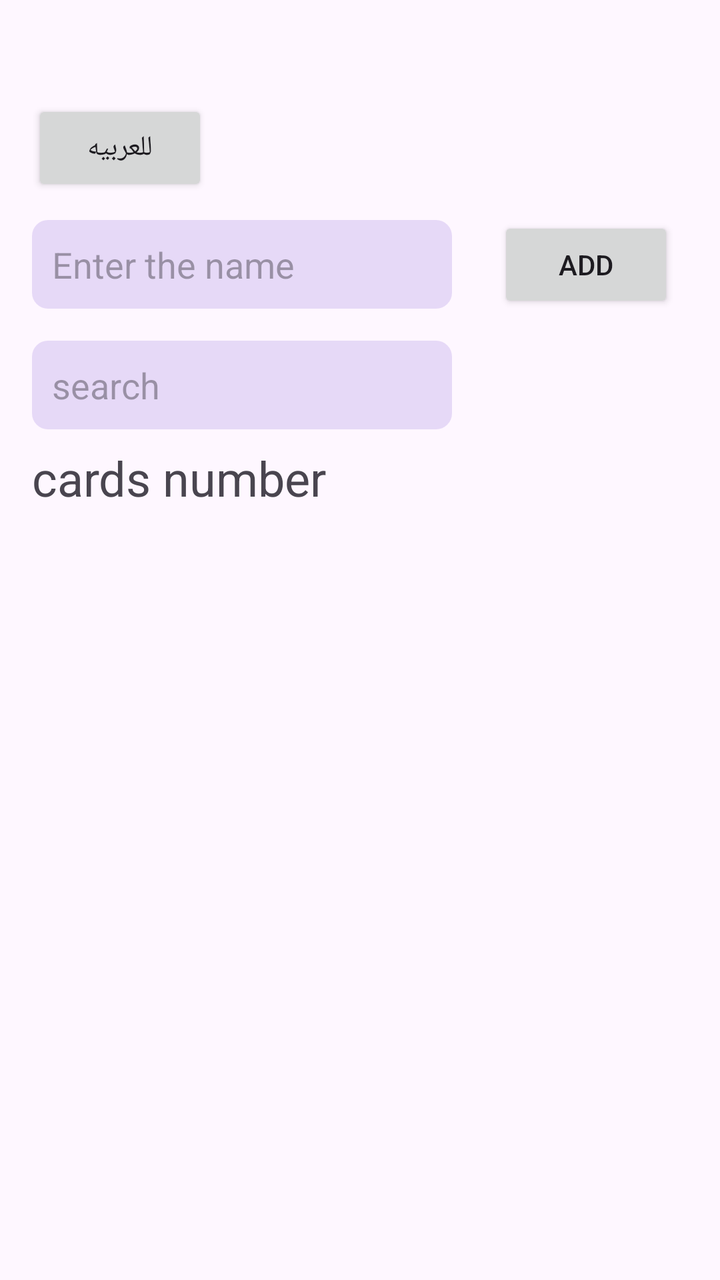
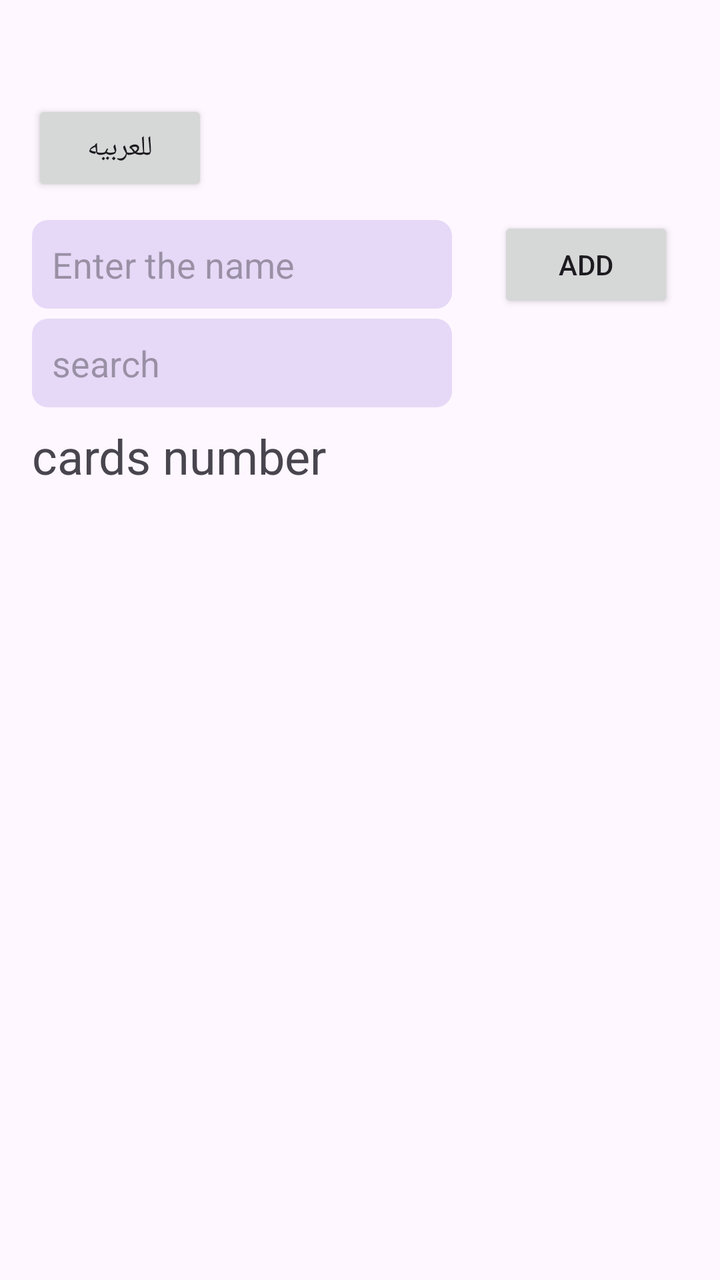

Before-and-after screenshots of an Android layout around one commit, followed by the original layout XML and the change that was made.
<!-- AndroidManifest.xml: application theme Theme.One -->
<!-- res/layout/activity_main.xml -->
<?xml version="1.0" encoding="utf-8"?>
<androidx.constraintlayout.widget.ConstraintLayout xmlns:android="http://schemas.android.com/apk/res/android"
    xmlns:app="http://schemas.android.com/apk/res-auto"
    xmlns:tools="http://schemas.android.com/tools"
    android:id="@+id/main"
    android:layout_marginTop="30dp"
    android:layout_width="match_parent"
    android:layout_height="match_parent"
    tools:context=".MainActivity">

    <androidx.recyclerview.widget.RecyclerView
        android:id="@+id/recyclerView"
        android:layout_width="match_parent"
        android:layout_height="0dp"
        android:layout_marginStart="10dp"
        app:layout_constraintBottom_toBottomOf="parent"
        app:layout_constraintStart_toStartOf="parent"
        app:layout_constraintTop_toBottomOf="@+id/tv_items_number"
        app:layout_constraintVertical_weight="1" />

    <TextView
        android:id="@+id/tv_items_number"
        android:layout_width="wrap_content"
        android:layout_height="wrap_content"
        android:layout_marginTop="8dp"
        android:text="@string/number_of_items"
        android:textSize="24sp"
        app:layout_constraintStart_toStartOf="@+id/search_edit_text"
        app:layout_constraintTop_toBottomOf="@+id/search_edit_text" />

    <Button
        android:id="@+id/translate_button"
        android:layout_width="wrap_content"
        android:layout_height="wrap_content"
        android:layout_marginStart="16dp"
        android:layout_marginTop="50dp"
        android:text="@string/translate"
        app:layout_constraintStart_toStartOf="parent"
        app:layout_constraintTop_toTopOf="parent" />

    <EditText
        android:padding="10dp"
        android:textColor="@color/white"
        android:background="@drawable/edit_text_background_color"
        android:id="@+id/name_edit_text"
        android:layout_width="wrap_content"
        android:layout_height="wrap_content"
        android:layout_marginStart="16dp"
        android:layout_marginTop="12dp"
        android:ems="10"
        android:inputType="text"
        android:hint="@string/enter_the_name"
        app:layout_constraintStart_toStartOf="parent"
        app:layout_constraintTop_toBottomOf="@+id/translate_button" />

    <Button

        android:id="@+id/add_to_recycler_button"
        android:layout_width="wrap_content"
        android:layout_height="wrap_content"
        android:text="@string/add"
        app:layout_constraintBottom_toBottomOf="@+id/name_edit_text"
        app:layout_constraintEnd_toEndOf="parent"
        app:layout_constraintStart_toEndOf="@+id/name_edit_text"
        app:layout_constraintTop_toTopOf="@+id/name_edit_text" />

    <EditText
        android:padding="10dp"
        android:textColor="@color/white"
        android:background="@drawable/edit_text_background_color"
        android:id="@+id/search_edit_text"
        android:layout_width="wrap_content"
        android:layout_height="wrap_content"
        android:layout_marginTop="16dp"
        android:ems="10"
        android:inputType="text"
        android:hint="@string/search"
        app:layout_constraintStart_toStartOf="@+id/name_edit_text"
        app:layout_constraintTop_toBottomOf="@+id/name_edit_text" />

</androidx.constraintlayout.widget.ConstraintLayout>
<!-- resources referenced by this layout -->
<resources>
  <color name="white">#FFFFFFFF</color>
  <!-- drawable edit_text_background_color (drawable) -->
  <?xml version="1.0" encoding="utf-8"?>
  <shape xmlns:android="http://schemas.android.com/apk/res/android"
      android:shape="rectangle"
      >
  <solid android:color="#80D0BCEF"/>
      <corners android:radius="8dp"/>
  </shape>
  <string name="add">add</string>
  <string name="enter_the_name">Enter the name</string>
  <string name="number_of_items">cards number</string>
  <string name="search">search</string>
  <string name="translate">للعربيه</string>
  <style name="Theme.One" parent="Base.Theme.One" />
  <style name="Base.Theme.One" parent="Theme.Material3.DayNight.NoActionBar">
          
          
      </style>
</resources>

<!-- the commit's change to res/layout/activity_main.xml (unified diff, before → after) -->
@@ -65,16 +65,16 @@
         app:layout_constraintTop_toTopOf="@+id/name_edit_text" />
 
     <EditText
-        android:padding="10dp"
-        android:textColor="@color/white"
-        android:background="@drawable/edit_text_background_color"
         android:id="@+id/search_edit_text"
         android:layout_width="wrap_content"
         android:layout_height="wrap_content"
-        android:layout_marginTop="16dp"
+        android:layout_marginTop="5dp"
+        android:background="@drawable/edit_text_background_color"
         android:ems="10"
+        android:hint="@string/search"
         android:inputType="text"
-        android:hint="@string/search"
+        android:padding="10dp"
+        android:textColor="@color/white"
         app:layout_constraintStart_toStartOf="@+id/name_edit_text"
         app:layout_constraintTop_toBottomOf="@+id/name_edit_text" />
 
